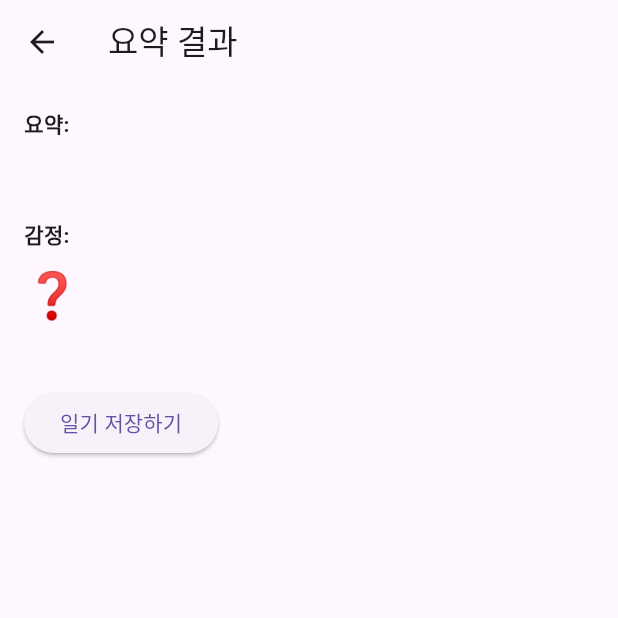
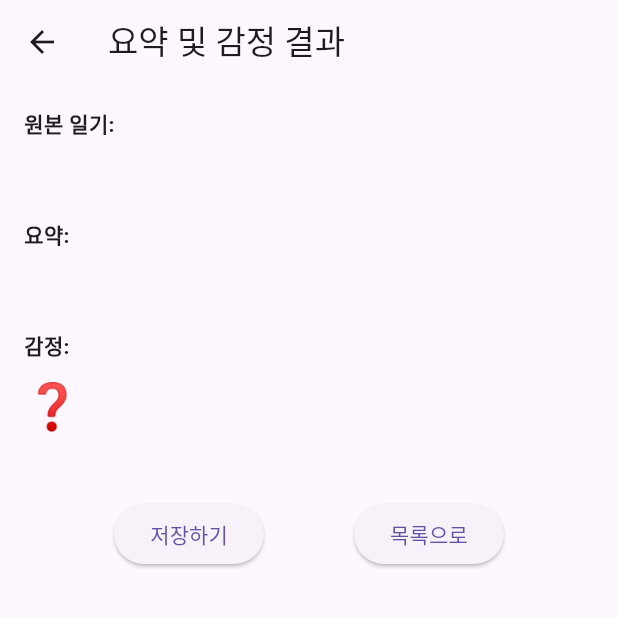
Before and after one commit to duyeob/Haru_hanjul, a Flutter app: the SummaryScreen screen opened directly with empty values, on a phone screen of 412 x 824 dp, the top half of it. Run offline on Flutter 3.47's test engine with Material 3 defaults, Android fonts, the light colour scheme and no system bars; our stand-ins replace hive, hive_flutter; accounts and stored records are empty.

```diff
--- a/lib/models/diary_entry.dart
+++ b/lib/models/diary_entry.dart
@@ -5,19 +5,19 @@ part 'diary_entry.g.dart';
 @HiveType(typeId: 0)
 class DiaryEntry extends HiveObject {
   @HiveField(0)
-  String id;
+  final String id;
 
   @HiveField(1)
-  String originalText;
+  final String originalText;
 
   @HiveField(2)
-  String summary;
+  final String summary;
 
   @HiveField(3)
-  String emotion;
+  final String emotion;
 
   @HiveField(4)
-  DateTime createdAt;
+  final DateTime createdAt;
 
   DiaryEntry({
     required this.id,
--- a/lib/screens/summary_screen.dart
+++ b/lib/screens/summary_screen.dart
@@ -1,66 +1,83 @@
 import 'package:flutter/material.dart';
+import '../models/diary_entry.dart';
 import 'package:hive/hive.dart';
 
-import '../models/diary_entry.dart';
-import '../utils/emotion_mapper.dart';
-
-class SummaryScreen extends StatefulWidget {
-  final String diaryId;
+class SummaryScreen extends StatelessWidget {
   final String originalText;
   final String summary;
   final String emotion;
 
   const SummaryScreen({
     super.key,
-    required this.diaryId,
     required this.originalText,
     required this.summary,
     required this.emotion,
   });
 
-  @override
-  State<SummaryScreen> createState() => _SummaryScreenState();
+  String getEmoji(String emotion) {
+    switch (emotion.toLowerCase()) {
+      case 'positive':
+        return '😊';
+      case 'negative':
+        return '😢';
+      case 'neutral':
+        return '😐';
+      default:
+        return '❓';
+    }
   }
 
-class _SummaryScreenState extends State<SummaryScreen> {
-  bool _isSaving = false;
-  bool _saved = false;
+  Color getColor(String emotion) {
+    switch (emotion.toLowerCase()) {
+      case 'positive':
+        return Colors.green;
+      case 'negative':
+        return Colors.red;
+      case 'neutral':
+        return Colors.grey;
+      default:
+        return Colors.black;
+    }
+  }
 
-  Future<void> _saveDiary() async {
-    setState(() => _isSaving = true);
-
-    final diaryBox = Hive.box<DiaryEntry>('diaryBox');
-    final entry = DiaryEntry(
-      id: widget.diaryId,
-      originalText: widget.originalText,
-      summary: widget.summary,
-      emotion: widget.emotion,
+  void _saveDiary(BuildContext context) async {
+    final diaryBox = await Hive.openBox<DiaryEntry>('diaryBox');
+    final newEntry = DiaryEntry(
+      id: DateTime.now().millisecondsSinceEpoch.toString(),
+      originalText: originalText,
+      summary: summary,
+      emotion: emotion,
       createdAt: DateTime.now(),
     );
+    await diaryBox.put(newEntry.id, newEntry);
 
-    await diaryBox.put(entry.id, entry);
+    ScaffoldMessenger.of(context).showSnackBar(
+      const SnackBar(content: Text('일기가 저장되었습니다.')),
+    );
 
-    setState(() {
-      _isSaving = false;
-      _saved = true;
-    });
+    Navigator.popUntil(context, (route) => route.isFirst); // 입력 화면으로 복귀
   }
 
   @override
   Widget build(BuildContext context) {
-    final emoji = EmotionMapper.getEmoji(widget.emotion);
-    final color = EmotionMapper.getColor(widget.emotion);
+    final emoji = getEmoji(emotion);
+    final color = getColor(emotion);
 
     return Scaffold(
-      appBar: AppBar(title: const Text('요약 결과')),
+      appBar: AppBar(title: const Text('요약 및 감정 결과')),
       body: Padding(
         padding: const EdgeInsets.all(16),
+        child: SingleChildScrollView(
           child: Column(
             crossAxisAlignment: CrossAxisAlignment.start,
             children: [
+              const Text('원본 일기:', style: TextStyle(fontWeight: FontWeight.bold)),
+              const SizedBox(height: 8),
+              Text(originalText),
+              const SizedBox(height: 24),
               const Text('요약:', style: TextStyle(fontWeight: FontWeight.bold)),
               const SizedBox(height: 8),
-            Text(widget.summary),
+              Text(summary),
               const SizedBox(height: 24),
               const Text('감정:', style: TextStyle(fontWeight: FontWeight.bold)),
               const SizedBox(height: 8),
@@ -68,19 +85,25 @@ class _SummaryScreenState extends State<SummaryScreen> {
                 children: [
                   Text(emoji, style: const TextStyle(fontSize: 30)),
                   const SizedBox(width: 8),
-                Text(widget.emotion, style: TextStyle(fontSize: 24, color: color)),
+                  Text(emotion, style: TextStyle(fontSize: 24, color: color)),
                 ],
               ),
               const SizedBox(height: 40),
-            _saved
-                ? const Text('저장완료!', style: TextStyle(color: Colors.green))
-                : ElevatedButton(
-              onPressed: _isSaving ? null : _saveDiary,
-              child: _isSaving
-                  ? const CircularProgressIndicator()
-                  : const Text('일기 저장하기'),
+              Row(
+                mainAxisAlignment: MainAxisAlignment.spaceEvenly,
+                children: [
+                  ElevatedButton(
+                    onPressed: () => _saveDiary(context),
+                    child: const Text('저장하기'),
+                  ),
+                  ElevatedButton(
+                    onPressed: () => Navigator.pop(context),
+                    child: const Text('목록으로'),
                   ),
                 ],
+              ),
+            ],
+          ),
         ),
       ),
     );
```
Also changed, not shown: lib/main.dart (+6 -5 lines), lib/screens/diary_detail_screen.dart (+20 -28 lines), lib/screens/diary_list_screen.dart (+51 -18 lines), lib/screens/input_screen.dart (+17 -23 lines), lib/services/api_service.dart (added, +27 -0 lines), lib/services/emotion_service.dart (deleted, +0 -24 lines), lib/services/summary_service.dart (deleted, +0 -24 lines), lib/models/diary_entry.g.dart. Lines whose indentation alone changed are shown as unchanged.
